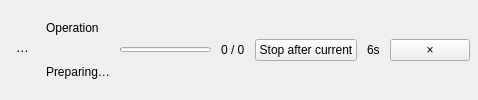
This is src/dtflow/ui/forms/activity_progress_row.ui in djebaz/dtflow as Qt 5 draws it before an edit. The edited form follows.
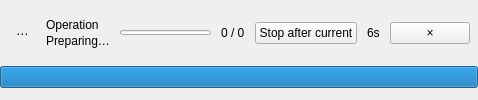
This is the edited form.

Commit message: ui: restore overlay lifetime, state palette and safe notice behavior

Patch:
```diff
--- a/src/dtflow/ui/forms/activity_progress_row.ui
+++ b/src/dtflow/ui/forms/activity_progress_row.ui
@@ -2,7 +2,11 @@
 <ui version="4.0">
  <class>ActivityProgressRow</class>
  <widget class="QWidget" name="activityProgressRow">
-  <layout class="QHBoxLayout" name="activityRowLayout">
+  <layout class="QVBoxLayout" name="activityRowRootLayout">
+   <property name="leftMargin"><number>0</number></property><property name="topMargin"><number>0</number></property>
+   <property name="rightMargin"><number>0</number></property><property name="bottomMargin"><number>0</number></property>
+   <property name="spacing"><number>0</number></property>
+   <item><layout class="QHBoxLayout" name="activityRowLayout">
    <property name="leftMargin"><number>8</number></property><property name="topMargin"><number>7</number></property>
    <property name="rightMargin"><number>8</number></property><property name="bottomMargin"><number>7</number></property>
    <property name="spacing"><number>10</number></property>
@@ -16,6 +20,8 @@
    <item><widget class="QPushButton" name="activityStopButton"><property name="text"><string>Stop after current</string></property></widget></item>
    <item><widget class="QLabel" name="activityLifetime"><property name="text"><string>6s</string></property></widget></item>
    <item><widget class="QPushButton" name="activityDismissButton"><property name="text"><string>×</string></property><property name="accessibleName"><string>Dismiss result</string></property><property name="toolTip"><string>Dismiss result</string></property></widget></item>
+   </layout></item>
+   <item><widget class="QProgressBar" name="activityLifetimeBar"><property name="minimumSize"><size><width>0</width><height>2</height></size></property><property name="maximumHeight"><number>2</number></property><property name="textVisible"><bool>false</bool></property><property name="minimum"><number>0</number></property><property name="maximum"><number>6000</number></property><property name="value"><number>6000</number></property><property name="accessibleName"><string>Time before success notice disappears</string></property></widget></item>
   </layout>
  </widget>
  <resources/><connections/>
```
The commit also changes 7 other files.
